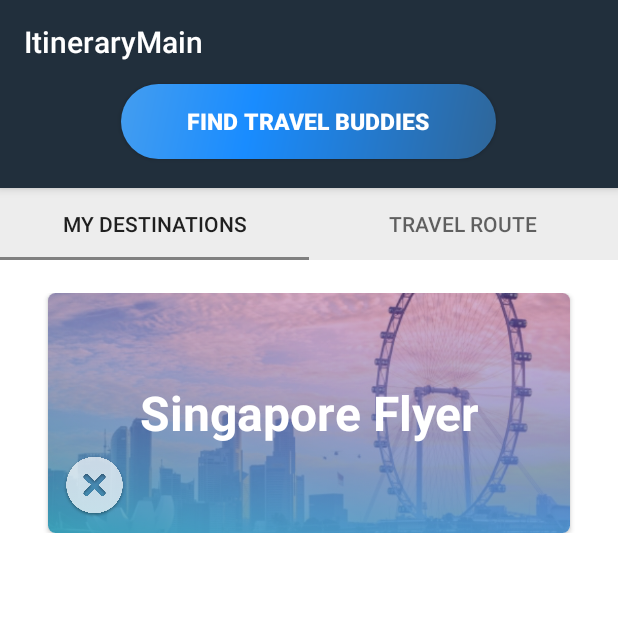
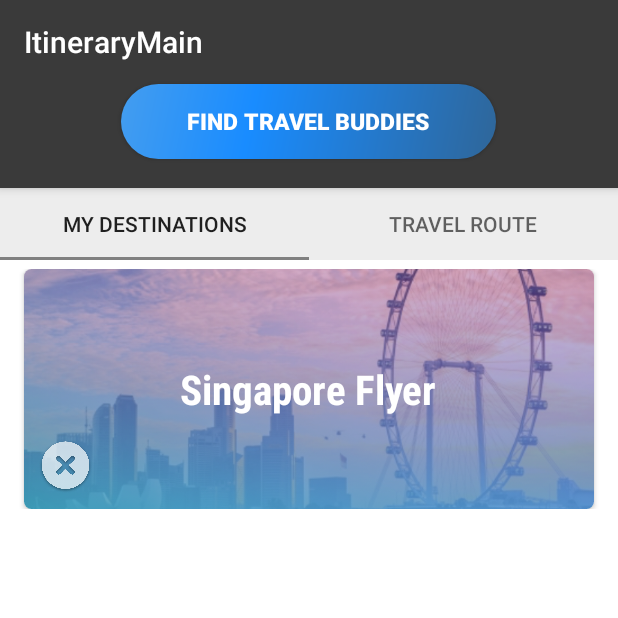
Before and after one commit to sk-aravind/Travel_Algorithms, an Android app: the ItineraryMain screen opened directly, with no data from a screen before it, on a phone screen of 412 x 824 dp, the top half of it. Run offline under Robolectric (Android 15) with nearby library versions, the phone set to English and light mode, and no system bars; our stand-ins replace Firebase (no records; nobody signed in at launch, a user with empty details on screens opened directly); libraries missing offline, so code that uses them is left out: cn.pedant.

Commit message:
added touchups and cleaned up code

```diff
--- a/app/build.gradle
+++ b/app/build.gradle
@@ -6,7 +6,7 @@ android {
     defaultConfig {
         applicationId "com.skara.triggered.travelapp_triggered"
         minSdkVersion 21
-        targetSdkVersion 24
+        targetSdkVersion 22
         versionCode 1
         versionName "1.0"
         testInstrumentationRunner "android.support.test.runner.AndroidJUnitRunner"
--- a/app/src/main/AndroidManifest.xml
+++ b/app/src/main/AndroidManifest.xml
@@ -8,6 +8,7 @@
          Google Maps Android API v2, but you must specify either coarse or fine
          location permissions for the 'MyLocation' functionality.
     -->
+    <uses-permission android:name="android.permission.SEND_SMS"/>
     <uses-permission android:name="android.permission.ACCESS_COARSE_LOCATION" />
     <uses-permission android:name="android.permission.ACCESS_FINE_LOCATION" />
     <uses-permission android:name="android.permission.READ_PHONE_STATE"/>
--- a/app/src/main/java/com/skara/triggered/travelapp_triggered/ItineraryMain.java
+++ b/app/src/main/java/com/skara/triggered/travelapp_triggered/ItineraryMain.java
@@ -2,17 +2,28 @@ package com.skara.triggered.travelapp_triggered;
 
 import android.content.Context;
 import android.content.DialogInterface;
+import android.content.Intent;
 import android.os.Bundle;
+import android.support.annotation.NonNull;
 import android.support.design.widget.TabLayout;
 import android.support.v4.view.ViewPager;
 import android.support.v7.app.AlertDialog;
 import android.support.v7.app.AppCompatActivity;
+import android.support.v7.widget.LinearLayoutManager;
+import android.support.v7.widget.RecyclerView;
 import android.support.v7.widget.Toolbar;
+import android.telephony.SmsManager;
 import android.telephony.TelephonyManager;
+import android.util.Log;
 import android.view.LayoutInflater;
 import android.view.View;
 import android.widget.Button;
 import android.widget.EditText;
+import android.widget.Toast;
+
+import com.google.android.gms.tasks.OnCompleteListener;
+import com.google.android.gms.tasks.Task;
+import com.google.firebase.auth.AuthResult;
 import com.google.firebase.auth.FirebaseAuth;
 import com.google.firebase.auth.FirebaseUser;
 import com.google.firebase.database.DataSnapshot;
@@ -33,12 +44,43 @@ public class ItineraryMain extends AppCompatActivity {
     String list_stringified;
     String val_firebase ;
 
+
+    // Firebase
+    private FirebaseAuth mAuth;
+    private FirebaseAuth.AuthStateListener mAuthListener;
+
+    //Type of Auth
+    private static final String TAG = "AnonymousAuth";
+
+
     @Override
     protected void onCreate(Bundle savedInstanceState) {
         super.onCreate(savedInstanceState);
         setContentView(R.layout.activity_itinerary_main);
         Toolbar toolbar = (Toolbar) findViewById(R.id.toolbar);
         setSupportActionBar(toolbar);
+
+        // Firebase
+        mAuth = FirebaseAuth.getInstance();
+        mAuthListener = new FirebaseAuth.AuthStateListener() {
+            @Override
+            public void onAuthStateChanged(@NonNull FirebaseAuth firebaseAuth) {
+                FirebaseUser user = firebaseAuth.getCurrentUser();
+                if (user != null) {
+                    // User is signed in
+                    Log.d(TAG, "onAuthStateChanged:signed_in:" + user.getUid());
+                } else {
+                    // User is signed out
+                    Log.d(TAG, "onAuthStateChanged:signed_out");
+                }
+            }
+        };
+
+    // sign into Firebase
+    signInAnonymously();
+
+
+
 
         // Get the ViewPager and set it's PagerAdapter so that it can display items
         ViewPager viewPager = (ViewPager) findViewById(R.id.viewpager);
@@ -96,7 +138,7 @@ public class ItineraryMain extends AppCompatActivity {
 
                     final EditText userInputDialogEditText = (EditText) mView.findViewById(R.id.userInputDialog);
                     alertDialogBuilderUserInput
-                            .setCancelable(false)
+                            .setCancelable(true)
                             .setPositiveButton("Upload", new DialogInterface.OnClickListener() {
                                 public void onClick(DialogInterface dialogBox, int id) {
                                     Query queryRef = mDatabase.child("users").child("travelplans").orderByValue().equalTo(sorted);
@@ -130,10 +172,10 @@ public class ItineraryMain extends AppCompatActivity {
 
                                                     if (val_firebase == null || val_firebase.equals(userInputDialogEditText.getText().toString())) {
                                                         sDialog
-                                                                .setTitleText("Oops...")
+                                                                .setTitleText("Sorry")
                                                                 .setContentText("Looks like there aren't any matches at the moment!")
                                                                 .setCancelText("OK")
-                                                                .setConfirmText("Check again")
+                                                                .setConfirmText("Refresh")
                                                                 .changeAlertType(SweetAlertDialog.WARNING_TYPE);
                                                         mDatabase.child("users").child("travelplans").child(userInputDialogEditText.getText().toString()).setValue(sorted);
                                                         mDatabase.child("users").child("phone").child(userInputDialogEditText.getText().toString()).setValue(mPhoneNumber);
@@ -144,7 +186,13 @@ public class ItineraryMain extends AppCompatActivity {
                                                                 .setContentText("Send " + val_firebase + " a message")
                                                                 .setConfirmText("SMS")
                                                                 .setCustomImage(R.drawable.haram)
-                                                                .setConfirmClickListener(null)
+                                                                .setConfirmClickListener(new SweetAlertDialog.OnSweetClickListener() {
+                                                                    @Override
+                                                                    public void onClick(SweetAlertDialog sDialog) {
+//                                                                        SmsManager smsManager = SmsManager.getDefault();
+//                                                                        smsManager.sendTextMessage(mPhoneNumber, null, "sms message", null, null);
+                                                                    }
+                                                                })
                                                                 .changeAlertType(SweetAlertDialog.CUSTOM_IMAGE_TYPE);
                                                         mDatabase.child("users").child("travelplans").child(userInputDialogEditText.getText().toString()).setValue(sorted);
                                                         mDatabase.child("users").child("phone").child(userInputDialogEditText.getText().toString()).setValue(mPhoneNumber);
@@ -171,4 +219,39 @@ public class ItineraryMain extends AppCompatActivity {
             });
         }
     }
+    @Override
+    public void onStart() {
+        super.onStart();
+
+        //creating recycling view
+//        RecyclerView rv = (RecyclerView) findViewById(R.id.rv);
+//        initializeData();
+//        LinearLayoutManager llm = new LinearLayoutManager(this);
+//        rv.setLayoutManager(llm);
+//        RVAdapter adapter = new RVAdapter(dest_list,this);
+//        rv.setAdapter(adapter);
+
+        mAuth.addAuthStateListener(mAuthListener);
+    }
+    @Override
+    public void onStop() {
+        super.onStop();
+        if (mAuthListener != null) {
+            mAuth.removeAuthStateListener(mAuthListener);
+        }
+    }
+    private void signInAnonymously() {
+        mAuth.signInAnonymously()
+                .addOnCompleteListener(this, new OnCompleteListener<AuthResult>() {
+                    @Override
+                    public void onComplete(@NonNull Task<AuthResult> task) {
+                        Log.d(TAG, "signInAnonymously:onComplete:" + task.isSuccessful());
+                        if (!task.isSuccessful()) {
+                            Log.w(TAG, "signInAnonymously", task.getException());
+                            Toast.makeText(ItineraryMain.this, "Authentication failed.",
+                                    Toast.LENGTH_SHORT).show();
+                        }
+                    }
+                });
+    }
 }
--- a/app/src/main/res/layout/content_dest_details.xml
+++ b/app/src/main/res/layout/content_dest_details.xml
@@ -40,12 +40,7 @@
             android:layout_width="wrap_content"
             android:layout_height="wrap_content"
             android:textSize="40sp"
-
-
-            android:transitionName="text_transition"
             android:layout_margin="24dp"
-
-
             android:fontFamily="sans-serif-light" />
 
 
@@ -115,6 +110,7 @@
             android:background="@null"
             android:layout_marginLeft="28dp"
             android:layout_marginTop="45dp"
+
             />
     </LinearLayout>
     </LinearLayout>
--- a/app/src/main/res/layout/content_itinerary.xml
+++ b/app/src/main/res/layout/content_itinerary.xml
@@ -4,10 +4,7 @@
     xmlns:tools="http://schemas.android.com/tools"
     android:layout_width="match_parent"
     android:layout_height="match_parent"
-    android:paddingBottom="@dimen/activity_vertical_margin"
-    android:paddingLeft="@dimen/activity_horizontal_margin"
-    android:paddingRight="@dimen/activity_horizontal_margin"
-    android:paddingTop="@dimen/activity_vertical_margin"
+
     app:layout_behavior="@string/appbar_scrolling_view_behavior"
     tools:context="com.skara.triggered.travelapp_triggered.ItineraryFragment"
     tools:showIn="@layout/activity_itinerary">
--- a/app/src/main/res/layout/content_travel_route_fragment.xml
+++ b/app/src/main/res/layout/content_travel_route_fragment.xml
@@ -4,10 +4,7 @@
     xmlns:tools="http://schemas.android.com/tools"
     android:layout_width="match_parent"
     android:layout_height="match_parent"
-    android:paddingBottom="@dimen/activity_vertical_margin"
-    android:paddingLeft="@dimen/activity_horizontal_margin"
-    android:paddingRight="@dimen/activity_horizontal_margin"
-    android:paddingTop="@dimen/activity_vertical_margin"
+
     app:layout_behavior="@string/appbar_scrolling_view_behavior"
     tools:context="com.skara.triggered.travelapp_triggered.ItineraryFragment"
     tools:showIn="@layout/activity_travel_route_fragment">
--- a/app/src/main/res/layout/destination_card.xml
+++ b/app/src/main/res/layout/destination_card.xml
@@ -16,6 +16,7 @@
         android:foreground="?android:attr/selectableItemBackground"
         app:cardCornerRadius="5dp"
         android:hapticFeedbackEnabled="true"
+
         >
 
         <RelativeLayout
@@ -29,6 +30,7 @@
                 android:layout_height="wrap_content"
                 android:adjustViewBounds="true"
                 android:scaleType="centerCrop"
+                android:transitionName="img_transition"
                 />
 
             <TextView
--- a/app/src/main/res/layout/itinerary_card.xml
+++ b/app/src/main/res/layout/itinerary_card.xml
@@ -35,16 +35,20 @@
                 android:layout_width="wrap_content"
                 android:layout_height="wrap_content"
                 android:id="@+id/dest_name"
+
+                android:textSize="27sp"
+                android:textStyle="bold"
+                android:paddingLeft="50dp"
+                android:paddingRight="50dp"
+                android:layout_centerVertical="true"
                 android:layout_centerHorizontal="true"
-                android:layout_centerVertical="true"
-                android:textSize="32sp"
-                android:textStyle="bold"
+                android:textAlignment="center"
                 android:textColor="#FFFFFF"
-                android:textAlignment="center" />
+                android:fontFamily="sans-serif-condensed" />
 
             <ImageButton
-                android:layout_width="42dp"
-                android:layout_height="42dp"
+                android:layout_width="35dp"
+                android:layout_height="35dp"
                 android:clickable="true"
                 android:onClick="removeFromItinerary"
                 android:src="@drawable/del"
@@ -53,7 +57,7 @@
                 android:background="@drawable/ripple_effect"
                 app:layout_anchor="@id/dest_photo"
                 app:layout_anchorGravity="left|end|bottom"
-                android:layout_marginTop="108dp"
+                android:layout_marginTop="114dp"
                 android:layout_marginLeft="10dp"
                 />
 
--- a/app/src/main/res/layout/user_input_dialong_box.xml
+++ b/app/src/main/res/layout/user_input_dialong_box.xml
@@ -17,6 +17,6 @@
         android:id="@+id/userInputDialog"
         android:layout_width="match_parent"
         android:layout_height="wrap_content"
-        android:hint="Harambe"
+        android:hint="Enter Here"
         android:inputType="text" />
 </LinearLayout>
--- a/app/src/main/res/values/colors.xml
+++ b/app/src/main/res/values/colors.xml
@@ -7,4 +7,6 @@
     <color name="white">#FFFFFF</color>
     <color name="actionbar_background">#D5D5D5</color>
     <color name="actionbar_text">#A3A3A3</color>
+    <color name="grey">#BDBDBD</color>
+    <color name="darker">#3A3A3A</color>
 </resources>
--- a/app/src/main/res/values/strings.xml
+++ b/app/src/main/res/values/strings.xml
@@ -1,5 +1,5 @@
 <resources>
-    <string name="app_name">TravelApp_Triggered</string>
+    <string name="app_name">Travel Buddy</string>
     <string name="action_settings">Settings</string>
     <string name="title_activity_route_options">Route_options</string>
     <string name="title_activity_dest_details">Dest_details</string>
--- a/app/src/main/res/values/styles.xml
+++ b/app/src/main/res/values/styles.xml
@@ -3,7 +3,7 @@
     <!-- Base application theme. -->
     <style name="AppTheme" parent="Theme.AppCompat.Light.DarkActionBar">
         <!-- Customize your theme here. -->
-        <item name="colorPrimary">@color/colorPrimary</item>
+        <item name="colorPrimary">@color/darker</item>
         <item name="colorPrimaryDark">@color/colorPrimaryDark</item>
         <item name="colorAccent">@color/colorAccent</item>
         <item name="android:windowContentTransitions">true</item>
```
Also changed, not shown: app/src/main/java/com/skara/triggered/travelapp_triggered/HomeScreen.java (+6 -59 lines), app/src/main/res/drawable/bt.png, app/src/main/res/drawable/rws.png, app/src/main/res/drawable/zoo.png.
